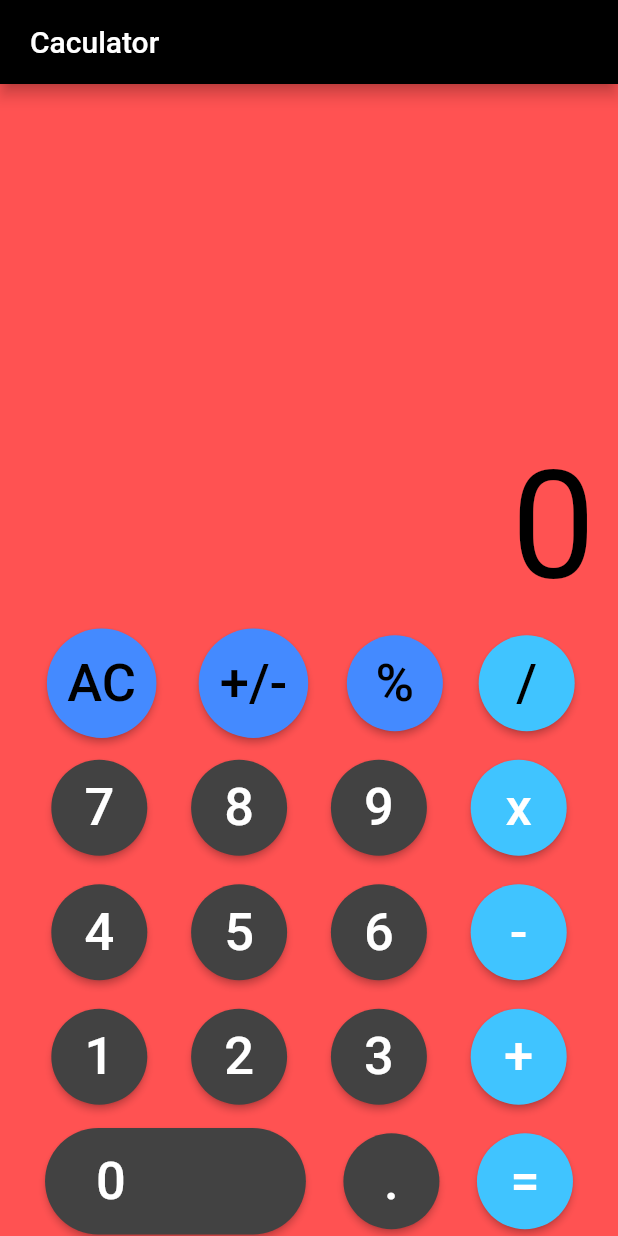
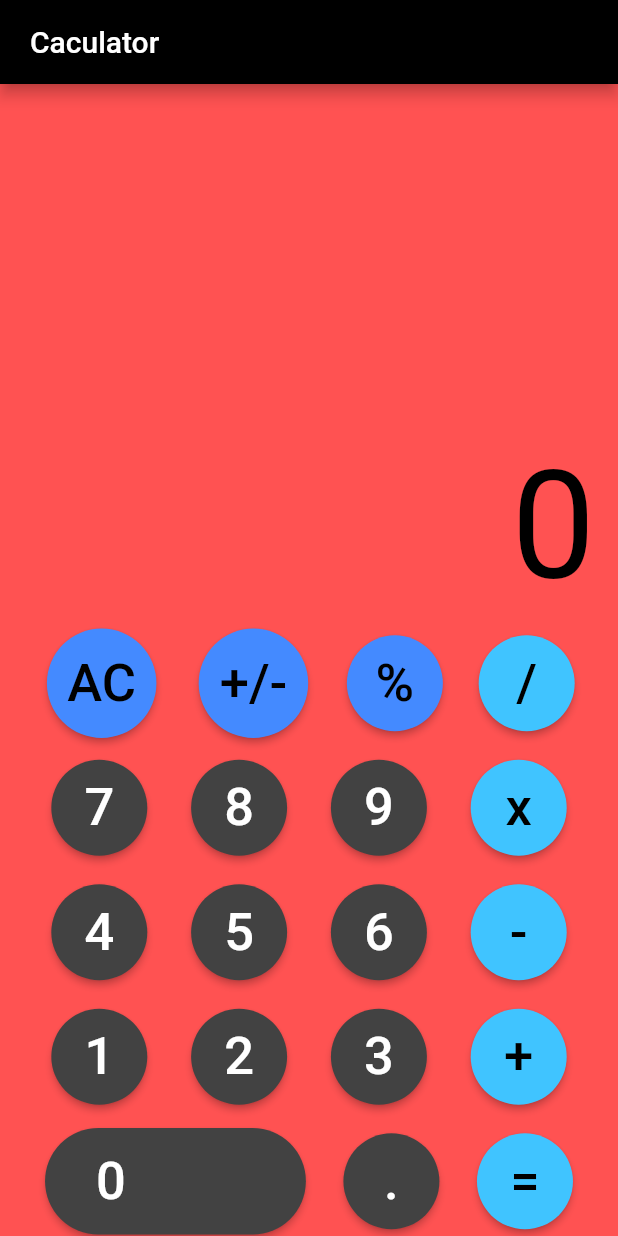
Before and after one commit to Octa2324/Calculator_project, a Flutter app: the screen it shows after launch, on a phone screen of 412 x 824 dp. Run offline on Flutter 3.47's test engine with Material 2 defaults, Android fonts, the phone set to English and light mode, and no system bars.

Commit message:
Update main.dart
schimbare culori

```diff
--- a/lib/main.dart
+++ b/lib/main.dart
@@ -90,7 +90,7 @@ class _CalculatorState extends State<Calculator> {
                 calcButton('7', Colors.grey.shade800, Colors.white),
                 calcButton('8', Colors.grey.shade800, Colors.white),
                 calcButton('9', Colors.grey.shade800, Colors.white),
-                calcButton('x', Colors.lightBlueAccent, Colors.white),
+                calcButton('x', Colors.lightBlueAccent, Colors.black),
               ],
             ),
             SizedBox(
@@ -102,7 +102,7 @@ class _CalculatorState extends State<Calculator> {
                 calcButton('4', Colors.grey.shade800, Colors.white),
                 calcButton('5', Colors.grey.shade800, Colors.white),
                 calcButton('6', Colors.grey.shade800, Colors.white),
-                calcButton('-', Colors.lightBlueAccent, Colors.white),
+                calcButton('-', Colors.lightBlueAccent, Colors.black),
               ],
             ),
             SizedBox(
@@ -114,7 +114,7 @@ class _CalculatorState extends State<Calculator> {
                 calcButton('1', Colors.grey.shade800, Colors.white),
                 calcButton('2', Colors.grey.shade800, Colors.white),
                 calcButton('3', Colors.grey.shade800, Colors.white),
-                calcButton('+', Colors.lightBlueAccent, Colors.white),
+                calcButton('+', Colors.lightBlueAccent, Colors.black),
               ],
             ),
             SizedBox(
@@ -137,7 +137,7 @@ class _CalculatorState extends State<Calculator> {
                   ),
                 ),
                 calcButton('.', Colors.grey.shade800, Colors.white),
-                calcButton('=', Colors.lightBlueAccent, Colors.white),
+                calcButton('=', Colors.lightBlueAccent, Colors.black),
               ],
             )
           ],
```
